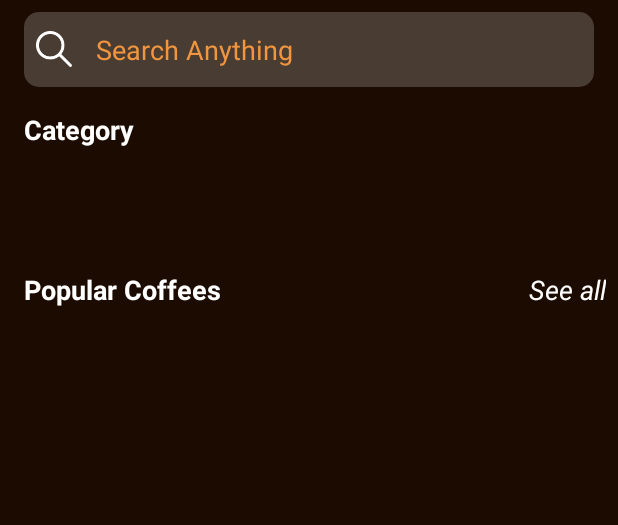
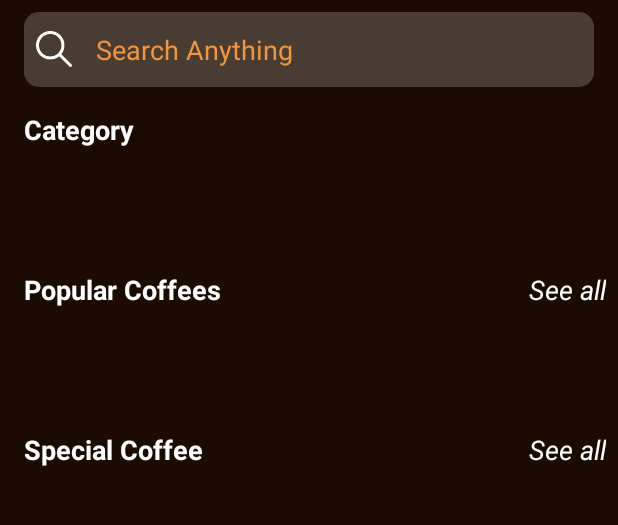
Before and after one commit to MonteiroNeto/CoffeShop, an Android app: the screen it shows after launch (MainActivity), on a phone screen of 412 x 824 dp, the part 139-664 px from its top. Run offline under Robolectric (Android 15) with nearby library versions, the phone set to English and light mode, and no system bars; our stand-ins replace CircleImageView, Firebase (no records; nobody signed in at launch, a user with empty details on screens opened directly).

Commit message:
load card special section

```diff
--- a/app/src/main/java/com/example/coffeeshop/repository/MainRepository.kt
+++ b/app/src/main/java/com/example/coffeeshop/repository/MainRepository.kt
@@ -56,4 +56,26 @@ class MainRepository {
 
         return  listData
     }
+
+    fun loadSpecial(): LiveData<MutableList<ItemModel>> {
+        val listData = MutableLiveData<MutableList<ItemModel>>()
+        val ref = firebaseDatabase.getReference(Constant().FIREBASE_REF_SPECIAL)
+
+        ref.addValueEventListener(object : ValueEventListener {
+            override fun onDataChange(snapshot: DataSnapshot) {
+                val list = mutableListOf<ItemModel>()
+                for (child in snapshot.children) {
+                    val item = child.getValue(ItemModel::class.java)
+                    item?.let { list.add(it) }
+                }
+                listData.value = list
+            }
+
+            override fun onCancelled(error: DatabaseError) {
+                TODO("Not yet implemented")
+            }
+        })
+
+        return  listData
+    }
 }
--- a/app/src/main/java/com/example/coffeeshop/ui/MainActivity.kt
+++ b/app/src/main/java/com/example/coffeeshop/ui/MainActivity.kt
@@ -7,6 +7,7 @@ import androidx.appcompat.app.AppCompatActivity
 import androidx.recyclerview.widget.LinearLayoutManager
 import com.example.coffeeshop.adapter.CategoryAdapter
 import com.example.coffeeshop.adapter.PopularAdapter
+import com.example.coffeeshop.adapter.SpecialAdapter
 import com.example.coffeeshop.databinding.ActivityMainBinding
 import com.example.coffeeshop.view_model.MainViewModel
 
@@ -24,6 +25,20 @@ class MainActivity : AppCompatActivity() {
         initCategoryAdapter()
 
         initPopularAdapter()
+
+        initSpecialAdapter()
+    }
+
+    private fun initSpecialAdapter() {
+        binding.progressbarSpecialActMain.visibility = View.VISIBLE
+        mainViewModel.loadSpecial().observeForever {
+            binding.rvSpecialActMain.layoutManager =
+                LinearLayoutManager(this, LinearLayoutManager.HORIZONTAL, false)
+            binding.progressbarSpecialActMain.visibility = View.GONE
+            binding.rvSpecialActMain.adapter = SpecialAdapter(it)
+        }
+
+        mainViewModel.loadSpecial()
     }
 
     private fun initPopularAdapter() {
--- a/app/src/main/java/com/example/coffeeshop/util/Constant.kt
+++ b/app/src/main/java/com/example/coffeeshop/util/Constant.kt
@@ -4,6 +4,7 @@ class Constant {
 
     val FIREBASE_REF_CATEGORY = "Category"
     val FIREBASE_REF_POUPULAR = "Popular"
+    val FIREBASE_REF_SPECIAL = "Special"
 
 
 }
--- a/app/src/main/java/com/example/coffeeshop/view_model/MainViewModel.kt
+++ b/app/src/main/java/com/example/coffeeshop/view_model/MainViewModel.kt
@@ -15,4 +15,8 @@ class MainViewModel {
     fun loadPopular(): LiveData<MutableList<ItemModel>>{
         return repository.loadPopular()
     }
+
+    fun loadSpecial(): LiveData<MutableList<ItemModel>>{
+        return repository.loadSpecial()
+    }
 }
--- a/app/src/main/res/layout/activity_main.xml
+++ b/app/src/main/res/layout/activity_main.xml
@@ -76,7 +76,10 @@
                     app:layout_constraintBottom_toBottomOf="parent"
                     app:layout_constraintEnd_toEndOf="parent"
                     app:layout_constraintStart_toStartOf="parent"
-                    app:layout_constraintTop_toTopOf="parent" />
+                    app:layout_constraintTop_toTopOf="parent"
+                    tools:itemCount="1"
+                    tools:listitem="@layout/viewholder_category"
+                    />
 
                 <ProgressBar
                     android:id="@+id/progressbarCategoryActMain"
@@ -138,10 +141,77 @@
                     app:layout_constraintBottom_toBottomOf="parent"
                     app:layout_constraintEnd_toEndOf="parent"
                     app:layout_constraintStart_toStartOf="parent"
-                    app:layout_constraintTop_toTopOf="parent" />
+                    app:layout_constraintTop_toTopOf="parent"
+                    tools:itemCount="1"
+                    tools:listitem="@layout/viewholder_popular"/>
 
                 <ProgressBar
                     android:id="@+id/progressbarPopularActMain"
+                    style="?android:attr/progressBarStyle"
+                    android:layout_width="match_parent"
+                    android:layout_height="match_parent"
+                    android:indeterminateTint="@color/orange"
+                    android:indeterminateTintMode="src_in"
+                    app:layout_constraintBottom_toBottomOf="parent"
+                    app:layout_constraintEnd_toEndOf="parent"
+                    app:layout_constraintStart_toStartOf="parent"
+                    app:layout_constraintTop_toTopOf="parent" />
+
+            </androidx.constraintlayout.widget.ConstraintLayout>
+
+            <LinearLayout
+                android:layout_width="match_parent"
+                android:layout_height="wrap_content"
+                android:orientation="horizontal">
+
+                <TextView
+                    android:layout_width="0dp"
+                    android:layout_height="wrap_content"
+                    android:layout_marginStart="16dp"
+                    android:layout_marginTop="16dp"
+                    android:layout_weight="1"
+                    android:text="@string/special_coffee"
+                    android:textColor="@color/white"
+                    android:textSize="18sp"
+                    android:textStyle="bold" />
+
+                <TextView
+                    android:layout_width="wrap_content"
+                    android:layout_height="wrap_content"
+                    android:layout_marginStart="16dp"
+                    android:layout_marginTop="16dp"
+                    android:layout_marginEnd="8dp"
+                    android:text="@string/see_all"
+                    android:textColor="@color/white"
+                    android:textSize="18sp"
+                    android:textStyle="italic" />
+
+
+            </LinearLayout>
+
+            <androidx.constraintlayout.widget.ConstraintLayout
+                android:layout_width="match_parent"
+                android:layout_height="match_parent">
+
+                <androidx.recyclerview.widget.RecyclerView
+                    android:id="@+id/rvSpecialActMain"
+                    android:layout_width="match_parent"
+                    android:layout_height="match_parent"
+                    android:layout_marginTop="16dp"
+                    android:clipToPadding="false"
+                    android:minHeight="50dp"
+                    android:paddingStart="8dp"
+                    android:paddingEnd="8dp"
+                    app:layout_constraintBottom_toBottomOf="parent"
+                    app:layout_constraintEnd_toEndOf="parent"
+                    app:layout_constraintStart_toStartOf="parent"
+                    app:layout_constraintTop_toTopOf="parent"
+                    tools:itemCount="1"
+                    tools:listitem="@layout/viewholder_special"
+                    />
+
+                <ProgressBar
+                    android:id="@+id/progressbarSpecialActMain"
                     style="?android:attr/progressBarStyle"
                     android:layout_width="match_parent"
                     android:layout_height="match_parent"
--- a/app/src/main/res/values/strings.xml
+++ b/app/src/main/res/values/strings.xml
@@ -10,4 +10,5 @@
     <string name="see_all">See all</string>
     <string name="popular_coffees">Popular Coffees</string>
     <string name="add">add</string>
+    <string name="special_coffee">Special Coffee</string>
 </resources>
```
Also changed, not shown: app/src/main/java/com/example/coffeeshop/adapter/SpecialAdapter.kt (added, +48 -0 lines), app/src/main/res/layout/viewholder_special.xml (added, +66 -0 lines).
